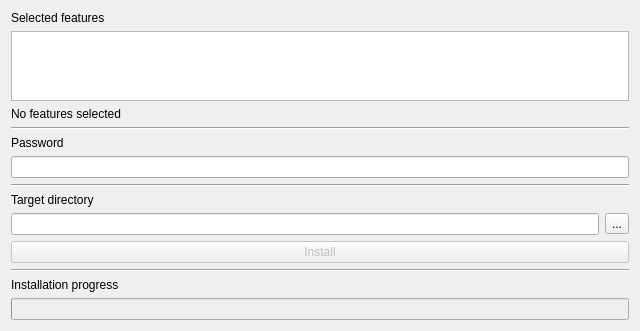
This is src/ui/ui/SetupDialog.ui in Anteru/kyla as Qt 5 draws it before an edit. The edited form follows.
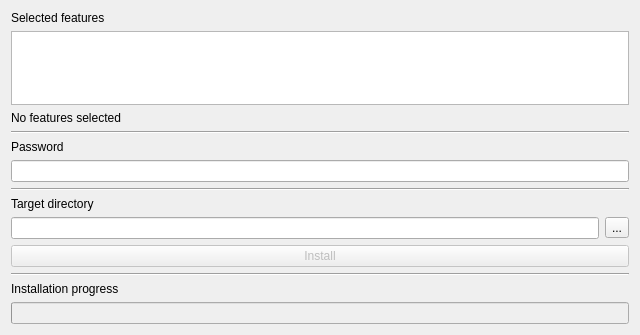
This is the edited form.

Commit message: Use the feature tree in the UI.

```diff
--- a/src/ui/ui/SetupDialog.ui
+++ b/src/ui/ui/SetupDialog.ui
@@ -7,7 +7,7 @@
     <x>0</x>
     <y>0</y>
     <width>640</width>
-    <height>279</height>
+    <height>335</height>
    </rect>
   </property>
   <property name="windowTitle">
@@ -24,7 +24,16 @@
       </widget>
      </item>
      <item>
-      <widget class="QListWidget" name="featureSelection"/>
+      <widget class="QTreeWidget" name="featureSelection">
+       <attribute name="headerVisible">
+        <bool>false</bool>
+       </attribute>
+       <column>
+        <property name="text">
+         <string notr="true">1</string>
+        </property>
+       </column>
+      </widget>
      </item>
      <item>
       <layout class="QHBoxLayout" name="horizontalLayout_3">
```
The commit also changes 5 other files.
